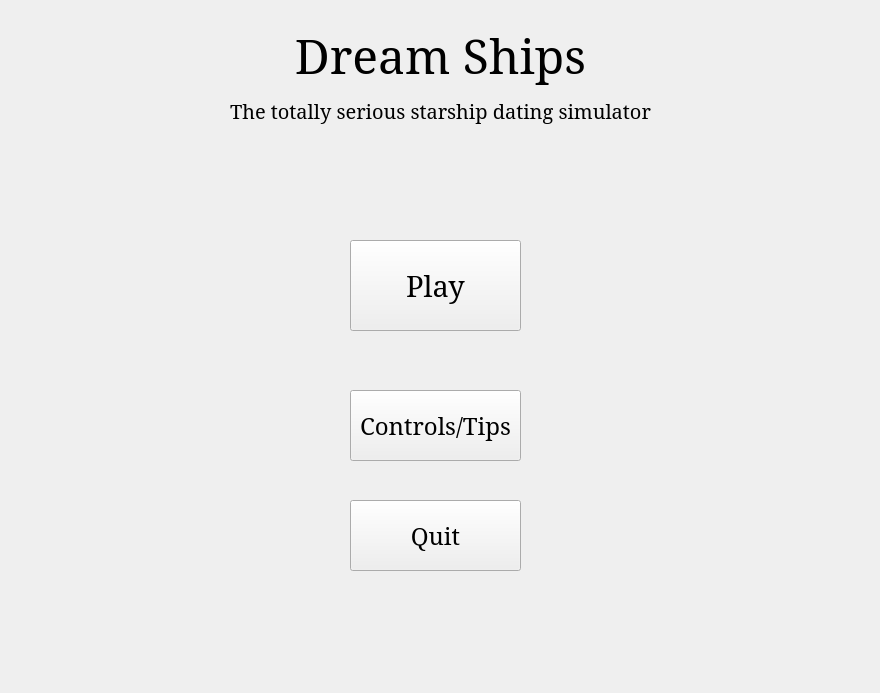
Qt form GalaxyGame/Student/mainmenu.ui (cronos23/spacewaifus) before a commit.
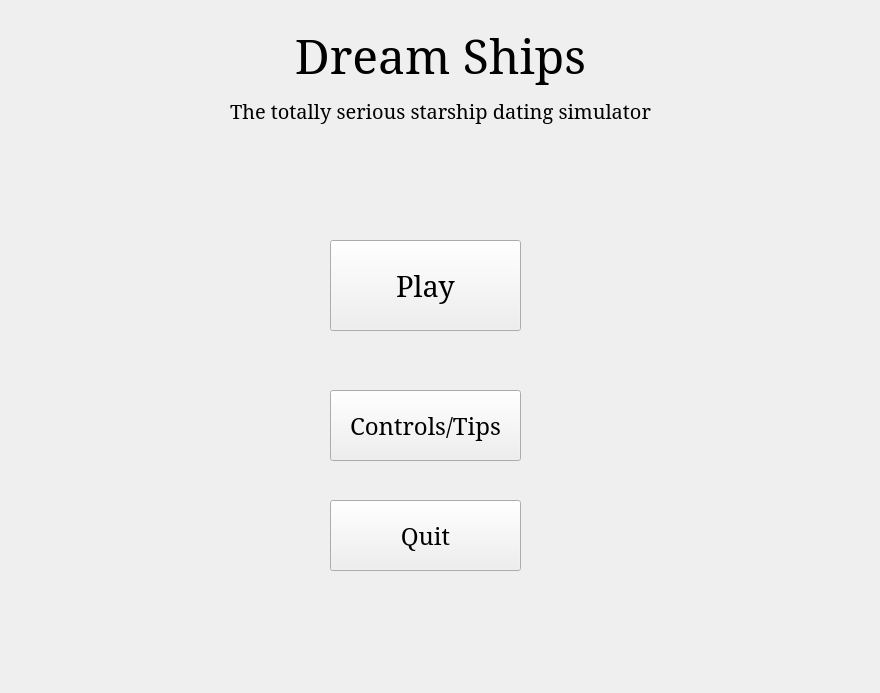
The same form after that commit. Icons and pictures are not drawn.

What changed in the file:
```diff
--- a/GalaxyGame/Student/mainmenu.ui
+++ b/GalaxyGame/Student/mainmenu.ui
@@ -38,9 +38,9 @@
   <widget class="QPushButton" name="play_button">
    <property name="geometry">
     <rect>
-     <x>350</x>
+     <x>330</x>
      <y>240</y>
-     <width>171</width>
+     <width>191</width>
      <height>91</height>
     </rect>
    </property>
@@ -57,9 +57,9 @@
   <widget class="QPushButton" name="controls_button">
    <property name="geometry">
     <rect>
-     <x>350</x>
+     <x>330</x>
      <y>390</y>
-     <width>171</width>
+     <width>191</width>
      <height>71</height>
     </rect>
    </property>
@@ -76,9 +76,9 @@
   <widget class="QPushButton" name="quit_button">
    <property name="geometry">
     <rect>
-     <x>350</x>
+     <x>330</x>
      <y>500</y>
-     <width>171</width>
+     <width>191</width>
      <height>71</height>
     </rect>
    </property>
```
Left out of the diff: 8 changed lines with no effect on the pictures.
